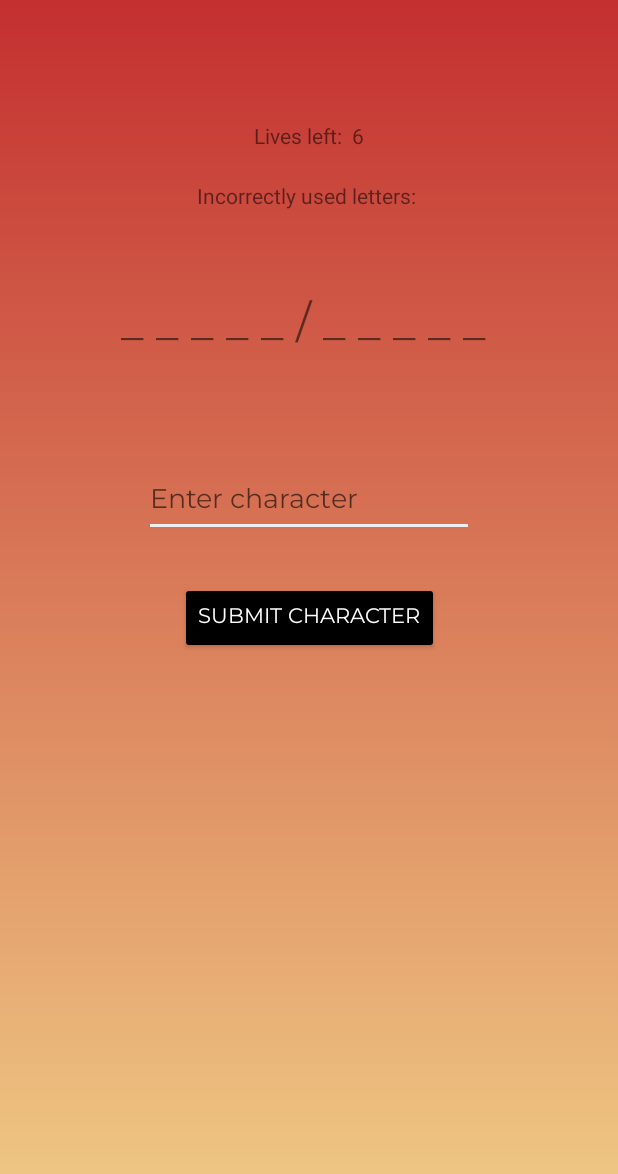
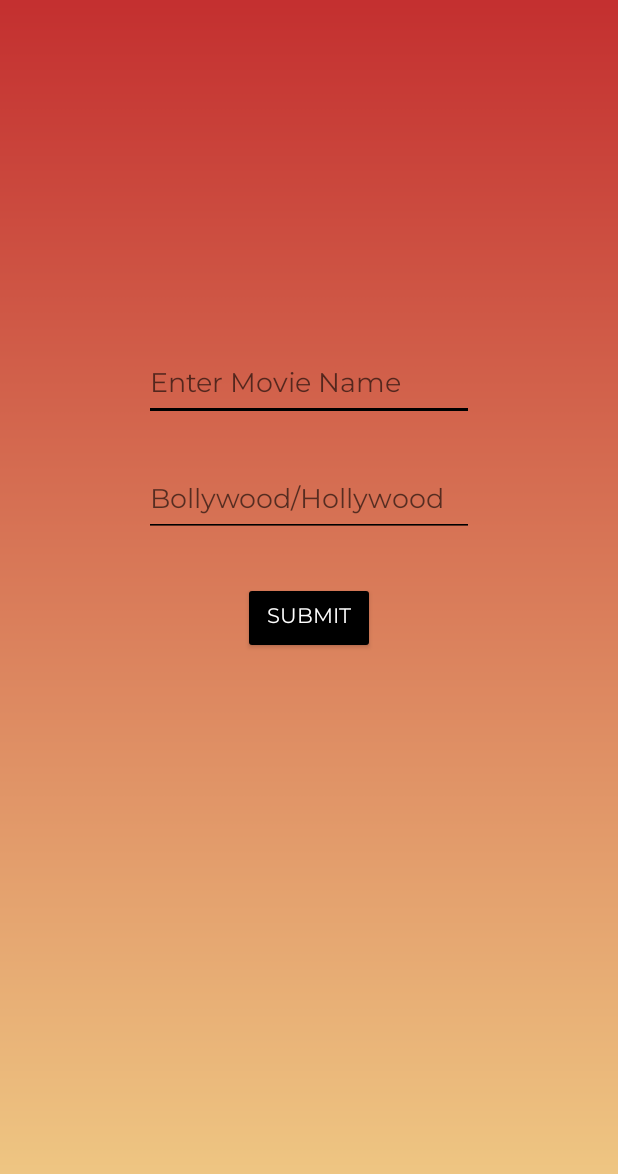
Before and after one commit to mgkbadola/Guess-The-Movie-Android-App, an Android app: the screen it shows after launch (Game), after a tap on "Play with the computer!", on a phone screen of 412 x 824 dp. Shown: the top 1174 px of the screen. Run offline under Robolectric (Android 15) with nearby library versions, the phone set to English and light mode, and no system bars; our stand-ins replace Firebase (no records; nobody signed in at launch, a user with empty details on screens opened directly); Roboto replaces fonts that are not available here.

Commit message:
implemented firebase, upgraded gradle, updated movie data structure and did tweaking in Game file

```diff
--- a/app/build.gradle
+++ b/app/build.gradle
@@ -3,6 +3,7 @@ apply plugin: 'com.android.application'
 apply plugin: 'kotlin-android'
 
 apply plugin: 'kotlin-android-extensions'
+apply plugin: 'com.google.gms.google-services'
 
 
 android {
@@ -31,6 +32,7 @@ dependencies {
     implementation 'androidx.appcompat:appcompat:1.1.0'
     implementation 'androidx.core:core-ktx:1.1.0'
     implementation 'androidx.constraintlayout:constraintlayout:1.1.3'
+    implementation 'com.google.firebase:firebase-database:16.0.4'
     testImplementation 'junit:junit:4.12'
     androidTestImplementation 'androidx.test.ext:junit:1.1.1'
     androidTestImplementation 'androidx.test.espresso:espresso-core:3.2.0'
--- a/app/src/main/java/com/mgkbadola/guessthemovie/Game.kt
+++ b/app/src/main/java/com/mgkbadola/guessthemovie/Game.kt
@@ -4,27 +4,33 @@ import android.os.Bundle
 import android.view.View
 import android.widget.Toast
 import androidx.appcompat.app.AppCompatActivity
+import com.google.firebase.database.*
 import kotlinx.android.synthetic.main.game.*
 import kotlin.random.Random
 
 
 class Game : AppCompatActivity() {
-
+    lateinit var ref:DatabaseReference
     override fun onCreate(savedInstanceState: Bundle?) {
         super.onCreate(savedInstanceState)
         setContentView(R.layout.game)
+
+        ref = FirebaseDatabase.getInstance().reference
+
         var movie = ""
         var lives = 0
-        val mv = Movie(arrayListOf("Andaz Apna Apna", "Housefull", "Agent Vinod", "Qayamat Se Qayamat Tak"))
+        //val mv = Movie(arrayListOf("Andaz Apna Apna", "Housefull", "Agent Vinod", "Qayamat Se Qayamat Tak"))
         val extras = intent.extras
         if(extras!!["game_type"]==1) {
             mvsubmit.setOnClickListener {
-                if (mvnm_et.text.toString().trim().isEmpty()) {
+                if (mvnm_et.text.toString().trim().isEmpty()||cat_et.text.toString().trim().isEmpty()) {
                     Toast.makeText(this, "Name field is blank!", Toast.LENGTH_SHORT).show()
                 }
                 else {
                     mvnm_et.visibility = View.GONE
+                    cat_et.visibility = View.GONE
                     mvsubmit.visibility = View.GONE
+                    val category = cat_et.text.toString()
                     val t = StringBuilder(mvnm_et.text.toString())
                     t[0]=t[0].toUpperCase()
                     for(i in t.indices){
@@ -32,9 +38,10 @@ class Game : AppCompatActivity() {
                             t[i+1]=t[i+1].toUpperCase()
                     }
                     movie = t.toString()
-                    if(!mv.list.contains(movie))
-                        mv.list.add(movie)
                     mvnm_et.text.clear()
+                    cat_et.text.clear()
+
+                    saveMovietoDatabase(movie,category)
 
                     var len = 0
                     for (char in movie) {
@@ -46,8 +53,8 @@ class Game : AppCompatActivity() {
                         }
                     }
                     lives = len / 2 + 1
-                    if (lives > 9)
-                        lives = 9
+                    if (lives > 7)
+                        lives = 7
                     cntlyf.append(" $lives")
 
                     mvGuess.visibility = View.VISIBLE
@@ -58,11 +65,25 @@ class Game : AppCompatActivity() {
                 }
             }
         }
-        else if(extras["game_type"]==2){
+        /*else if(extras["game_type"]==2){
+            var str = ""
+            var count=0
             mvnm_et.visibility = View.INVISIBLE
+            cat_et.visibility = View.INVISIBLE
             mvsubmit.visibility = View.INVISIBLE
-            val i = Random.nextInt(0,mv.list.size)
-            val str = mv.list[i]
+            //need to fix this
+            ref.addValueEventListener(object: ValueEventListener {
+                override fun onCancelled(p0: DatabaseError) {
+                    TODO("Not yet implemented")
+                }
+
+                override fun onDataChange(p0: DataSnapshot) {
+                    if (p0.exists()) {
+                        for (h in p0.children)
+                            ++count
+                    }
+                }
+            })
             movie = str
 
             var len = 0
@@ -75,8 +96,8 @@ class Game : AppCompatActivity() {
                 }
             }
             lives = len / 2 + 1
-            if (lives > 9)
-                lives = 9
+            if (lives > 7)
+                lives = 7
             cntlyf.append(" $lives")
 
             mvGuess.visibility = View.VISIBLE
@@ -84,7 +105,7 @@ class Game : AppCompatActivity() {
             charsub.visibility = View.VISIBLE
             letters.visibility = View.VISIBLE
             cntlyf.visibility = View.VISIBLE
-        }
+        }*/
         charsub.setOnClickListener {
             if(!charac.text.trim().isEmpty()) {
                 val char = charac.text.toString()
@@ -126,4 +147,22 @@ class Game : AppCompatActivity() {
             }
         }
     }
+    private fun saveMovietoDatabase(mvname: String, category: String){
+        var flag=1
+        ref.orderByChild("name").equalTo(mvname).addValueEventListener(object : ValueEventListener{
+            override fun onCancelled(p0: DatabaseError) {
+                TODO("Not yet implemented")
+            }
+
+            override fun onDataChange(p0: DataSnapshot){
+                if(p0.exists()) {
+                        flag=0
+                    }
+            }
+        })
+        if(flag!=0){
+            val movie=Movie(mvname,category)
+            ref.child(mvname).setValue(movie)
+        }
+    }
 }
--- a/app/src/main/java/com/mgkbadola/guessthemovie/Movie.kt
+++ b/app/src/main/java/com/mgkbadola/guessthemovie/Movie.kt
@@ -1,4 +1,7 @@
 package com.mgkbadola.guessthemovie
 
+ class Movie(val name: String, val cat: String){
+    constructor() : this("",""){
 
-data class Movie(val list: ArrayList<String>)
+    }
+}
--- a/app/src/main/res/layout/game.xml
+++ b/app/src/main/res/layout/game.xml
@@ -22,7 +22,22 @@
         app:layout_constraintEnd_toEndOf="parent"
         app:layout_constraintStart_toStartOf="parent"
         app:layout_constraintTop_toTopOf="parent"
-        app:layout_constraintVertical_bias="0.35" />
+        app:layout_constraintVertical_bias="0.30" />
+    <EditText
+        android:id="@+id/cat_et"
+        android:layout_width="wrap_content"
+        android:layout_height="wrap_content"
+        android:backgroundTint="@android:color/black"
+        android:ems="10"
+        android:hint="Bollywood/Hollywood"
+        android:inputType="textPersonName"
+        android:fontFamily="@font/montserrat"
+        android:textColor="@android:color/white"
+        app:layout_constraintBottom_toBottomOf="parent"
+        app:layout_constraintEnd_toEndOf="parent"
+        app:layout_constraintStart_toStartOf="parent"
+        app:layout_constraintTop_toTopOf="parent"
+        app:layout_constraintVertical_bias="0.40" />
 
     <Button
         android:id="@+id/mvsubmit"
@@ -36,7 +51,7 @@
         app:layout_constraintEnd_toEndOf="parent"
         app:layout_constraintStart_toStartOf="parent"
         app:layout_constraintTop_toTopOf="parent"
-        app:layout_constraintVertical_bias="0.45" />
+        app:layout_constraintVertical_bias="0.50" />
 
     <TextView
         android:id="@+id/cntlyf"
--- a/build.gradle
+++ b/build.gradle
@@ -8,8 +8,9 @@ buildscript {
 
     }
     dependencies {
-        classpath 'com.android.tools.build:gradle:3.5.3'
+        classpath 'com.android.tools.build:gradle:3.6.1'
         classpath "org.jetbrains.kotlin:kotlin-gradle-plugin:$kotlin_version"
+        classpath 'com.google.gms:google-services:4.2.0'
         // NOTE: Do not place your application dependencies here; they belong
         // in the individual module build.gradle files
     }
```
Also changed, not shown: gradle/wrapper/gradle-wrapper.properties, 1 other file.
